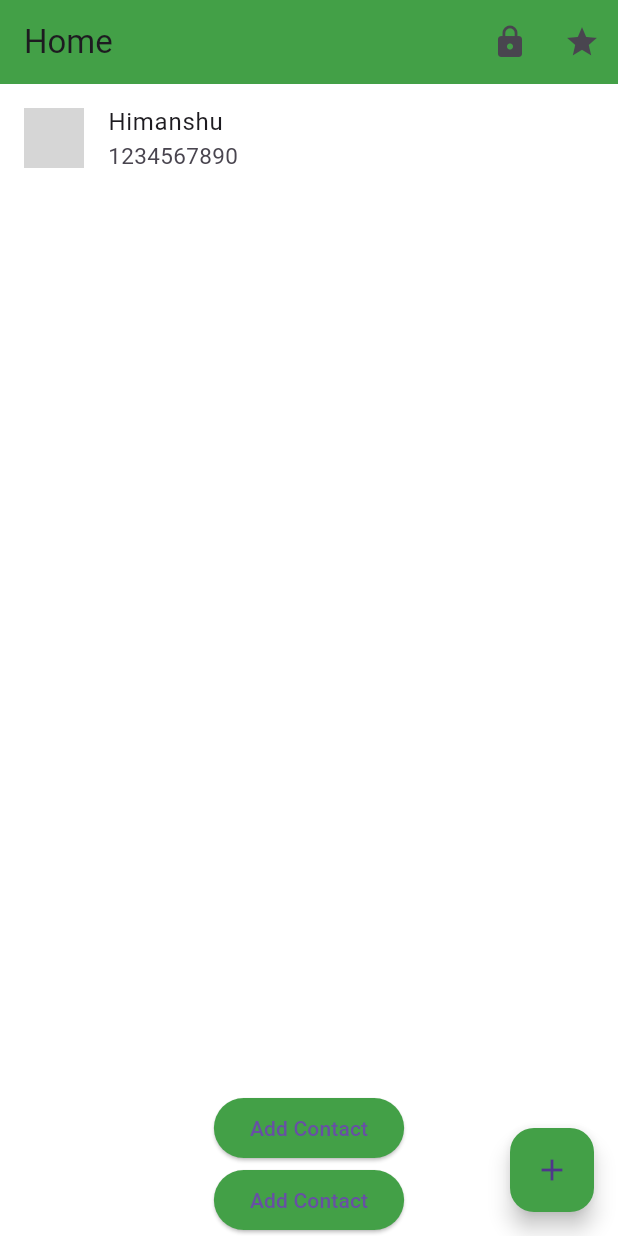
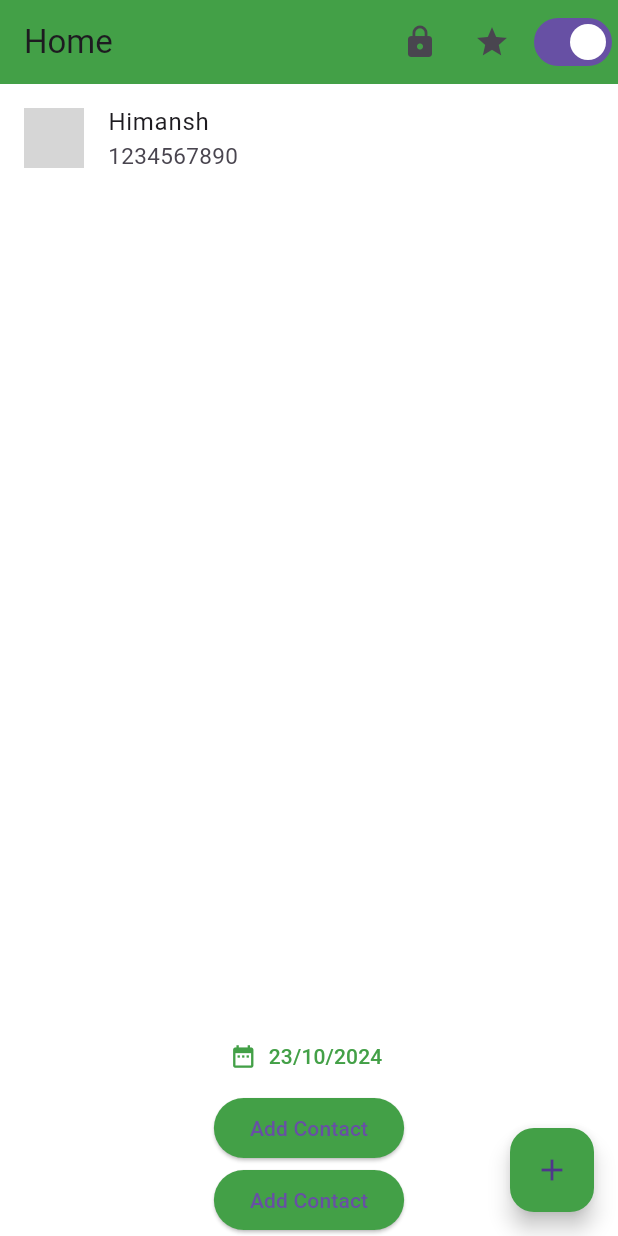
Before and after one commit to dhruv-bhalani/contect_dlary_app, a Flutter app: the screen it shows after launch, on a phone screen of 412 x 824 dp. Run offline on Flutter 3.47's test engine with Material 3 defaults, Android fonts, the phone set to English and light mode, and no system bars; our stand-ins replace image_picker, introduction_screen, local_auth, share_plus, shared_preferences; grey boxes are pictures that could not be loaded.

Commit message:
showDatePickerDateTime class CupertinoDatePicker widget

```diff
--- a/lib/main.dart
+++ b/lib/main.dart
@@ -3,7 +3,7 @@ import 'dart:io';
 import 'package:contect_dlary_app/routes/routes.dart';
 import 'package:contect_dlary_app/screens/android/countar/countar_provider/countar_provider.dart';
 import 'package:contect_dlary_app/screens/android/homepage/home_provider/homeprovider.dart';
-import 'package:contect_dlary_app/screens/iOS/iOS_homepage.dart';
+import 'package:contect_dlary_app/screens/iOS/homepage.dart';
 import 'package:flutter/cupertino.dart';
 
 import 'package:flutter/material.dart';
@@ -49,6 +49,11 @@ class MyApp extends StatelessWidget {
                         backgroundColor: Colors.green.shade600,
                       ),
                     ),
+                    textButtonTheme: TextButtonThemeData(
+                      style: TextButton.styleFrom(
+                        foregroundColor: Colors.green.shade600,
+                      ),
+                    ),
                   ),
                   // darkTheme: ThemeData.dark().copyWith(
                   //   // scaffoldBackgroundColor: Colors.blue,
@@ -82,7 +87,7 @@ class MyApp extends StatelessWidget {
                   theme: CupertinoThemeData(
                     brightness: Brightness.light,
                   ),
-                  home: IosHomepage(),
+                  home: iOSHomepage(),
                 );
         },
       ),
--- a/lib/routes/routes.dart
+++ b/lib/routes/routes.dart
@@ -3,11 +3,11 @@ import 'package:contect_dlary_app/screens/android/hide/hide.dart';
 import 'package:contect_dlary_app/screens/android/addcontactPage/addcontactPage.dart';
 import 'package:contect_dlary_app/screens/android/countar/views/countar.dart';
 import 'package:contect_dlary_app/screens/android/favorites/favorites.dart';
-import 'package:contect_dlary_app/screens/android/homepage/home/home.dart';
+
 import 'package:contect_dlary_app/screens/android/homepage/home/homepage.dart';
 import 'package:contect_dlary_app/screens/android/introduction/views/introduction.dart';
 import 'package:contect_dlary_app/screens/android/splashscreen/splashscreen.dart';
-import 'package:contect_dlary_app/screens/iOS/iOS_homepage.dart';
+import 'package:contect_dlary_app/screens/iOS/homepage.dart';
 import 'package:flutter/material.dart';
 
 class AppRoutes {
@@ -20,7 +20,11 @@ class AppRoutes {
     '/Detail': (context) => const Detail(),
     '/hide': (context) => const Hide(),
     '/favorites': (context) => const Favorites(),
-    '/iOS': (context) => const IosHomepage(),
-    // '/': (context) => const Home(),
   };
 }
+
+class AppRoutesiOS {
+  static Map<String, WidgetBuilder> allRoutes = {
+    '/': (context) => const iOSHomepage(),
+  };
+}
--- a/lib/screens/android/homepage/home/homepage.dart
+++ b/lib/screens/android/homepage/home/homepage.dart
@@ -1,19 +1,23 @@
 import 'dart:io';
+
 import 'package:contect_dlary_app/screens/android/homepage/home_provider/homeprovider.dart';
 import 'package:flutter/material.dart';
 import 'package:provider/provider.dart';
 
 class Homepage extends StatefulWidget {
   const Homepage({super.key});
-
   @override
   State<Homepage> createState() => _HomepageState();
 }
 
 class _HomepageState extends State<Homepage> {
   GlobalKey<ScaffoldState> scaffoldKey = GlobalKey<ScaffoldState>();
+  late ContactProvider cR = ContactProvider();
+  late ContactProvider cW = ContactProvider();
   @override
   Widget build(BuildContext context) {
+    cR = context.read<ContactProvider>();
+    cW = context.watch<ContactProvider>();
     return Scaffold(
       key: scaffoldKey,
       appBar: AppBar(
@@ -39,6 +43,12 @@ class _HomepageState extends State<Homepage> {
               Navigator.pushNamed(context, '/favorites');
             },
             icon: const Icon(Icons.star),
+          ),
+          Switch(
+            value: context.watch<ContactProvider>().isAndiroid,
+            onChanged: (value) {
+              context.read<ContactProvider>().changeisAndiroid();
+            },
           ),
         ],
       ),
@@ -77,6 +87,18 @@ class _HomepageState extends State<Homepage> {
               },
             ),
           ),
+          TextButton.icon(
+            onPressed: () async {
+              DateTime? dT = await showDatePicker(
+                context: context,
+                firstDate: DateTime(1900),
+                lastDate: DateTime(3000),
+              );
+              cW.changeDatetime(dT!);
+            },
+            label: Text("${cR.date.day}/${cR.date.month}/${cR.date.year}"),
+            icon: const Icon(Icons.date_range),
+          ),
           ElevatedButton(
             onPressed: () {
               showModalBottomSheet(
@@ -86,8 +108,7 @@ class _HomepageState extends State<Homepage> {
                     height: 200,
                     color: Colors.white,
                     child: const Center(
-                      child: Text('dhruv'
-                          ''),
+                      child: Text('dhruv'),
                     ),
                   );
                 },
--- a/lib/screens/android/homepage/home_provider/homeprovider.dart
+++ b/lib/screens/android/homepage/home_provider/homeprovider.dart
@@ -11,11 +11,16 @@ class ContactProvider with ChangeNotifier {
   List<Contactmodel> favoriteContact = [];
   List<Contactmodel> contactList = [
     Contactmodel(
-        name: 'Himanshu',
+        name: 'Himansh',
         number: '1234567890',
         image: 'lib/images/1.jpg',
         email: 'himanshu@123'),
   ];
+  DateTime date = DateTime.now();
+  void changeDatetime(DateTime datetime) {
+    date = datetime;
+    notifyListeners();
+  }
 
   void setSelectedIndex(int index) {
     SelectedIndex = index;
```
Also changed, not shown: lib/screens/iOS/homepage.dart (added, +80 -0 lines), lib/screens/iOS/iOS_homepage.dart (deleted, +0 -62 lines).
